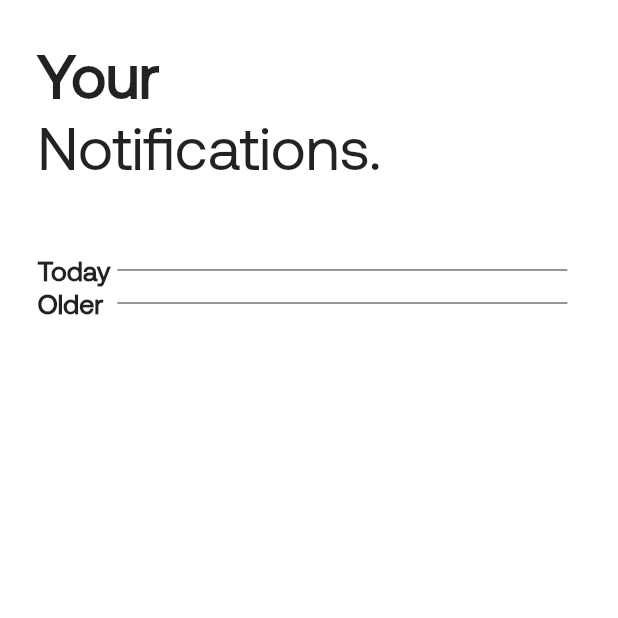
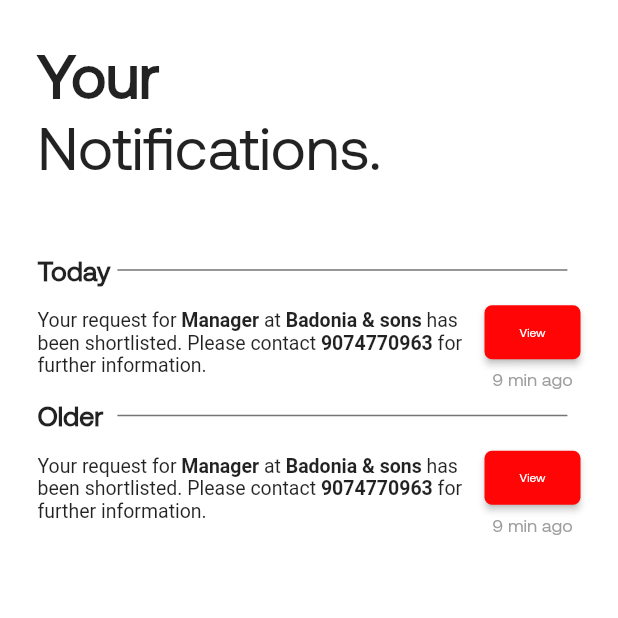
Before and after one commit to aashish-g03/Job-Lister, a Flutter app: the screen it shows after launch, swiped to page 4, on a phone screen of 412 x 824 dp, the top half of it. Run offline on Flutter 3.47's test engine with Material 2 defaults, Android fonts, the phone set to English and light mode, and no system bars.

Commit message:
notification page

```diff
--- a/lib/notification.dart
+++ b/lib/notification.dart
@@ -44,6 +44,60 @@ class Notify extends StatelessWidget {
             ),
             Row(
               children: [
+                const Expanded(
+                  child: Text.rich(
+                    TextSpan(
+                      style: TextStyle(fontSize: 13),
+                      children: [
+                        TextSpan(text: '''\nYour request for '''),
+                        TextSpan(
+                          text: '''Manager''',
+                          style: TextStyle(fontWeight: FontWeight.bold),
+                        ),
+                        TextSpan(text: ''' at'''),
+                        TextSpan(
+                          text: ''' Badonia & sons''',
+                          style: TextStyle(fontWeight: FontWeight.bold),
+                        ),
+                        TextSpan(
+                            text: ''' has been shortlisted. Please contact '''),
+                        TextSpan(
+                          text: '''9074770963 ''',
+                          style: TextStyle(fontWeight: FontWeight.bold),
+                        ),
+                        TextSpan(text: '''for further information.\n'''),
+                      ],
+                    ),
+                  ),
+                ),
+                Column(
+                  children: [
+                    ElevatedButton(
+                      onPressed: () {},
+                      child: const Text(
+                        'View',
+                        style: TextStyle(
+                          fontSize: 8,
+                        ),
+                      ),
+                      style: ElevatedButton.styleFrom(
+                          padding: const EdgeInsets.all(0),
+                          primary: const Color.fromRGBO(255, 5, 5, 100),
+                          shape: RoundedRectangleBorder(
+                            borderRadius: BorderRadius.circular(5),
+                          ),
+                          fixedSize: const Size(55, 25)),
+                    ),
+                    Text(
+                      '9 min ago',
+                      style: TextStyle(color: Colors.grey, fontSize: 12),
+                    )
+                  ],
+                )
+              ],
+            ),
+            Row(
+              children: [
                 const Text(
                   'Older  ',
                   style: TextStyle(fontSize: 18, fontWeight: FontWeight.bold),
@@ -55,7 +109,61 @@ class Notify extends StatelessWidget {
                   width: 300,
                 ),
               ],
-            )
+            ),
+            Row(
+              children: [
+                const Expanded(
+                  child: Text.rich(
+                    TextSpan(
+                      style: TextStyle(fontSize: 13),
+                      children: [
+                        TextSpan(text: '''\nYour request for '''),
+                        TextSpan(
+                          text: '''Manager''',
+                          style: TextStyle(fontWeight: FontWeight.bold),
+                        ),
+                        TextSpan(text: ''' at'''),
+                        TextSpan(
+                          text: ''' Badonia & sons''',
+                          style: TextStyle(fontWeight: FontWeight.bold),
+                        ),
+                        TextSpan(
+                            text: ''' has been shortlisted. Please contact '''),
+                        TextSpan(
+                          text: '''9074770963 ''',
+                          style: TextStyle(fontWeight: FontWeight.bold),
+                        ),
+                        TextSpan(text: '''for further information.\n'''),
+                      ],
+                    ),
+                  ),
+                ),
+                Column(
+                  children: [
+                    ElevatedButton(
+                      onPressed: () {},
+                      child: const Text(
+                        'View',
+                        style: TextStyle(
+                          fontSize: 8,
+                        ),
+                      ),
+                      style: ElevatedButton.styleFrom(
+                          padding: const EdgeInsets.all(0),
+                          primary: const Color.fromRGBO(255, 5, 5, 100),
+                          shape: RoundedRectangleBorder(
+                            borderRadius: BorderRadius.circular(5),
+                          ),
+                          fixedSize: const Size(55, 25)),
+                    ),
+                    Text(
+                      '9 min ago',
+                      style: TextStyle(color: Colors.grey, fontSize: 12),
+                    )
+                  ],
+                )
+              ],
+            ),
           ],
         ),
       ),
```
